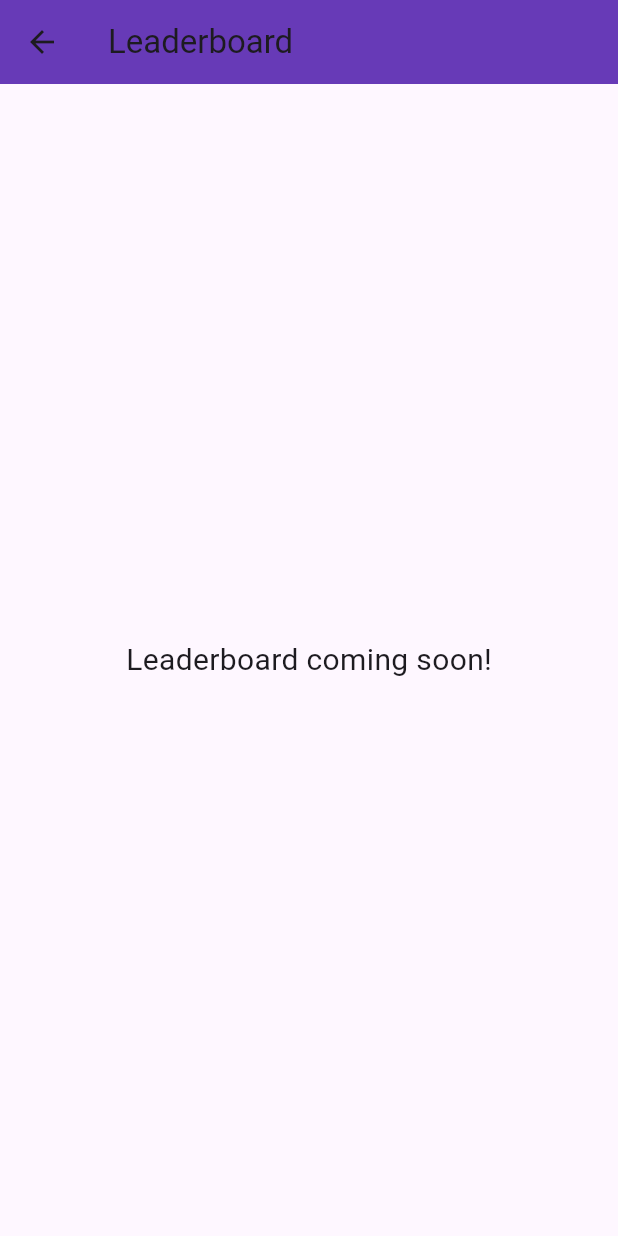
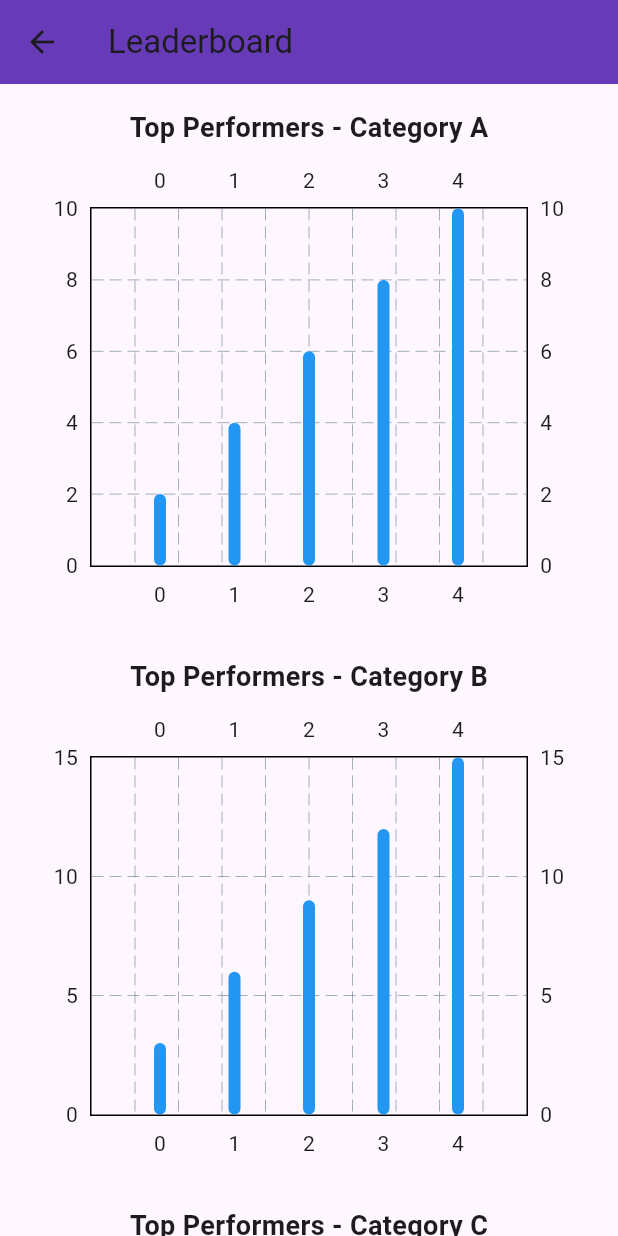
Before and after one commit to marcsaffold17/GetFitApp, a Flutter app: the LeaderboardPage screen opened directly, on a phone screen of 412 x 824 dp. Run offline on Flutter 3.47's test engine with Material 3 defaults, Android fonts, the phone set to English and light mode, and no system bars; drawn by our look-alikes of fl_chart; our stand-ins replace cloud_firestore, firebase_core, google_nav_bar, shared_preferences; accounts and stored records are empty.

Commit message:
added dummy graphs to leaderboard page

```diff
--- a/get_fit_app/lib/view/LeaderboardPage.dart
+++ b/get_fit_app/lib/view/LeaderboardPage.dart
@@ -1,7 +1,17 @@
 import 'package:flutter/material.dart';
+import '../model/chart_model.dart';
+import '../view/chart_veiw.dart'; // Assuming BarChartWidget is in chart_view.dart
 
 class LeaderboardPage extends StatelessWidget {
   const LeaderboardPage({super.key});
+
+  // Dummy data for demonstration
+  List<ChartModel> generateDummyData(int multiplier) {
+    return List.generate(
+      5,
+      (index) => ChartModel(x: index, y: (index + 1) * multiplier.toDouble()),
+    );
+  }
 
   @override
   Widget build(BuildContext context) {
@@ -10,8 +20,34 @@ class LeaderboardPage extends StatelessWidget {
         title: const Text('Leaderboard'),
         backgroundColor: Colors.deepPurple,
       ),
-      body: const Center(
-        child: Text('Leaderboard coming soon!', style: TextStyle(fontSize: 20)),
+      body: SingleChildScrollView(
+        padding: const EdgeInsets.all(16),
+        child: Column(
+          children: [
+            const Text(
+              'Top Performers - Category A',
+              style: TextStyle(fontSize: 18, fontWeight: FontWeight.bold),
+            ),
+            const SizedBox(height: 10),
+            BarChartWidget(data: generateDummyData(2)),
+
+            const SizedBox(height: 30),
+            const Text(
+              'Top Performers - Category B',
+              style: TextStyle(fontSize: 18, fontWeight: FontWeight.bold),
+            ),
+            const SizedBox(height: 10),
+            BarChartWidget(data: generateDummyData(3)),
+
+            const SizedBox(height: 30),
+            const Text(
+              'Top Performers - Category C',
+              style: TextStyle(fontSize: 18, fontWeight: FontWeight.bold),
+            ),
+            const SizedBox(height: 10),
+            BarChartWidget(data: generateDummyData(4)),
+          ],
+        ),
       ),
     );
   }
```
